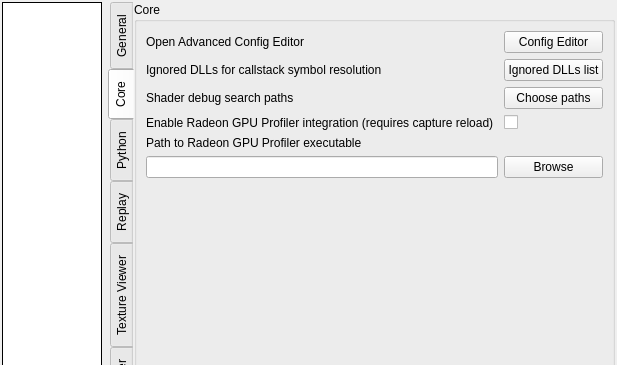
Before: the Qt Designer form qrenderdoc/Windows/Dialogs/SettingsDialog.ui in Kirkice/renderdoc, drawn with Qt 5; both pictures show x 0 to 617 and y 0 to 365 of the 617 by 803 pixel window.
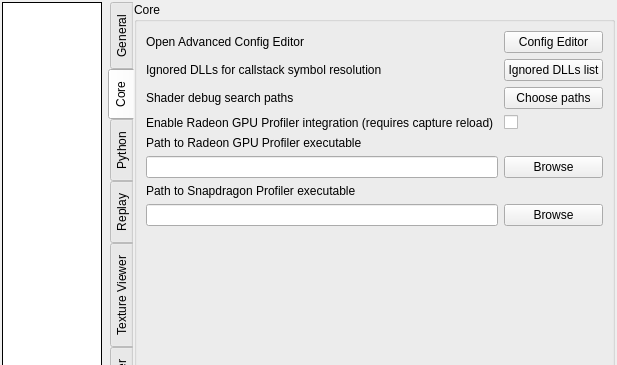
After: the same form once the commit is applied. The open tabs and pages were chosen to show the change. Custom widgets are drawn as their Qt base class.

Diff of the .ui file:
```diff
--- a/qrenderdoc/Windows/Dialogs/SettingsDialog.ui
+++ b/qrenderdoc/Windows/Dialogs/SettingsDialog.ui
@@ -757,6 +757,33 @@
            </widget>
           </item>
           <item row="6" column="0" colspan="2">
+           <widget class="QLabel" name="label_QCProfilerPath">
+            <property name="toolTip">
+             <string>Locates the Snapdragon Profiler executable which RenderDoc launches as an external tool to correlate a system-level trace. RenderDoc never bundles or redistributes any Qualcomm binary.</string>
+            </property>
+            <property name="text">
+             <string>Path to Snapdragon Profiler executable</string>
+            </property>
+           </widget>
+          </item>
+          <item row="7" column="0">
+           <widget class="QLineEdit" name="ExternalTool_SnapdragonProfiler">
+            <property name="toolTip">
+             <string>Locates the Snapdragon Profiler executable which RenderDoc launches as an external tool to correlate a system-level trace. RenderDoc never bundles or redistributes any Qualcomm binary.</string>
+            </property>
+           </widget>
+          </item>
+          <item row="7" column="1">
+           <widget class="QPushButton" name="browseSnapdragonProfilerPath">
+            <property name="toolTip">
+             <string>Locates the Snapdragon Profiler executable which RenderDoc launches as an external tool to correlate a system-level trace. RenderDoc never bundles or redistributes any Qualcomm binary.</string>
+            </property>
+            <property name="text">
+             <string>Browse</string>
+            </property>
+           </widget>
+          </item>
+          <item row="8" column="0" colspan="2">
            <spacer name="verticalSpacer_2">
             <property name="orientation">
              <enum>Qt::Vertical</enum>
```
